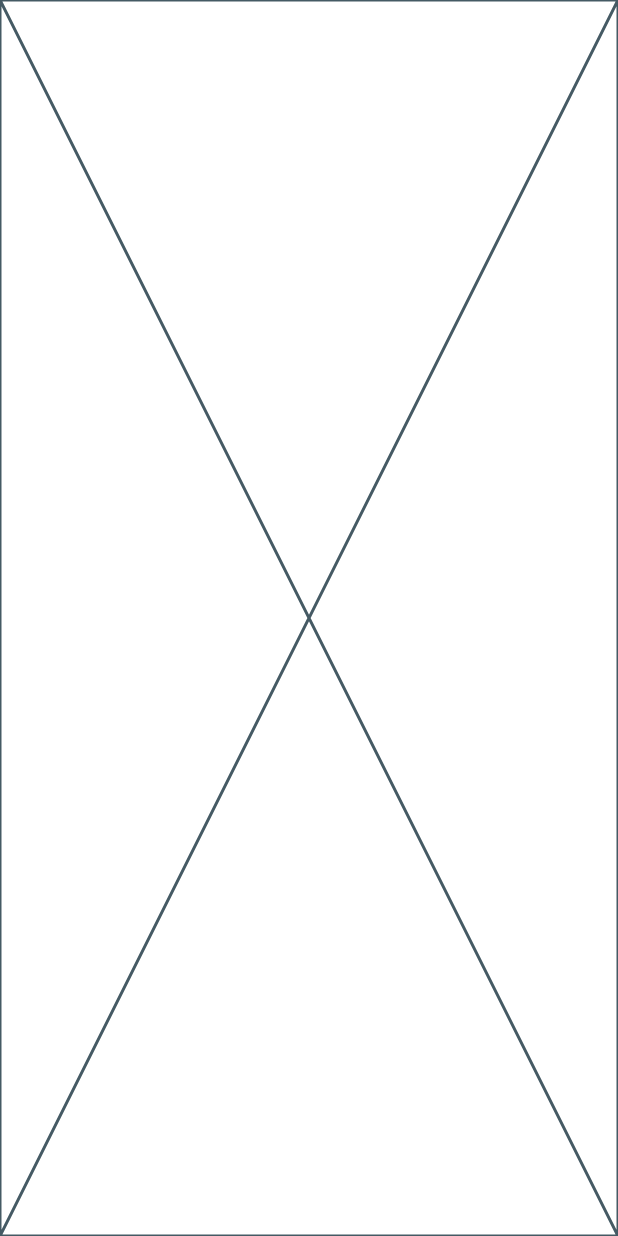
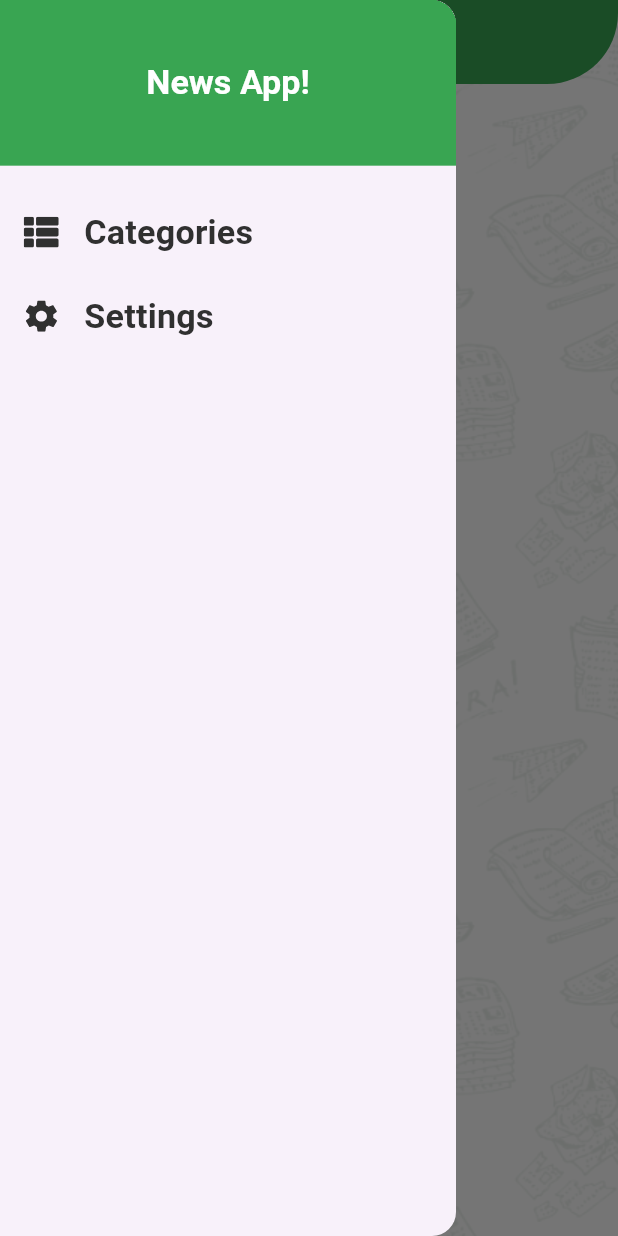
Before and after one commit to Ahmed-Moustafa-Abouharga/news-app, a Flutter app: the screen it shows after launch, with the side drawer open (before the commit the screen has no drawer), on a phone screen of 412 x 824 dp. Run offline on Flutter 3.47's test engine with Material 3 defaults, Android fonts, the phone set to English and light mode, and no system bars; our stand-ins replace flutter_screenutil, flutter_svg.

Commit message:
+create drawer

```diff
--- /dev/null
+++ b/lib/app_styles/app_colors.dart
@@ -0,0 +1,7 @@
+
+import 'package:flutter/material.dart';
+
+class AppColors{
+  static const Color lightPrimary = Color(0xff39A552);
+  static const Color iconColor = Color(0xff303030);
+}
--- a/lib/app_styles/app_theme.dart
+++ b/lib/app_styles/app_theme.dart
@@ -1,8 +1,40 @@
 import 'package:flutter/material.dart';
+import 'package:flutter_screenutil/flutter_screenutil.dart';
+import 'package:news_app/app_styles/app_colors.dart';
+import 'package:news_app/main.dart';
 
 class AppTheme{
   static ThemeData lightTheme = ThemeData(
-    colorScheme: ColorScheme.fromSeed(seedColor: Colors.deepPurple),
+    textTheme: TextTheme(
+      headlineMedium: TextStyle(
+        fontWeight: FontWeight.w700,
+        fontSize: 24.sp,
+        color: Colors.white,
+      ),
+      titleMedium: TextStyle(
+        fontWeight: FontWeight.w700,
+        fontSize: 24.sp,
+        color: AppColors.iconColor,
+      )
+    ),
+    appBarTheme: AppBarTheme(
+      iconTheme: IconThemeData(
+        color: Colors.white,
+        size:35.sp,
+      ),
+      color: AppColors.lightPrimary,
+      centerTitle: true,
+      titleTextStyle: TextStyle(
+        fontSize: 22.sp,
+        fontWeight: FontWeight.w400,
+        color: Colors.white,
+      ),
+      shape:RoundedRectangleBorder(
+        borderRadius: BorderRadius.only(bottomLeft:Radius.circular(50.r) ,bottomRight:Radius.circular(50.r))
+      ),
+    ),
+    colorScheme: ColorScheme.fromSeed(seedColor: Colors.deepPurple,primary: AppColors.lightPrimary),
+    scaffoldBackgroundColor: Colors.transparent,
     useMaterial3: true,
   );
 }
--- a/lib/main.dart
+++ b/lib/main.dart
@@ -1,8 +1,11 @@
 import 'package:flutter/material.dart';
+import 'package:flutter_screenutil/flutter_screenutil.dart';
 import 'package:news_app/app_styles/app_theme.dart';
 import 'package:news_app/ui/home/HomeScreen.dart';
 
-void main() {
+void main() async{
+  WidgetsFlutterBinding.ensureInitialized();
+  await ScreenUtil.ensureScreenSize();
   runApp(const MyApp());
 }
 
@@ -12,6 +15,11 @@ class MyApp extends StatelessWidget {
   // This widget is the root of your application.
   @override
   Widget build(BuildContext context) {
+    return ScreenUtilInit(
+      designSize: const Size(412,870),
+      minTextAdapt: true,
+      splitScreenMode: true,
+      builder: (_,child){
     return MaterialApp(
       debugShowCheckedModeBanner: false,
       theme: AppTheme.lightTheme,
@@ -21,5 +29,7 @@ class MyApp extends StatelessWidget {
       },
 
     );
+      });
+
   }
 }
--- /dev/null
+++ b/lib/ui/categories/categories_widget.dart
@@ -0,0 +1,10 @@
+import 'package:flutter/material.dart';
+
+class CategoriesWidget extends StatelessWidget {
+  const CategoriesWidget({super.key});
+
+  @override
+  Widget build(BuildContext context) {
+    return const Placeholder();
+  }
+}
--- a/lib/ui/home/HomeScreen.dart
+++ b/lib/ui/home/HomeScreen.dart
@@ -1,11 +1,25 @@
 import 'package:flutter/material.dart';
+import 'package:news_app/ui/home/widgets/custom_drawer.dart';
 
 class HomeScreen extends StatelessWidget {
-  static const String routeName = 'home' ;
+  static const String routeName = 'home';
   const HomeScreen({super.key});
 
   @override
   Widget build(BuildContext context) {
-    return const Placeholder();
+    return Container(
+      decoration: BoxDecoration(color: Colors.white,
+          image: DecorationImage(
+              image: AssetImage("assets/images/pattern.png"),
+              fit: BoxFit.fill),),
+      child: Scaffold(
+        appBar: AppBar(
+          title: Text("News App"),
+        ),
+        drawer:Drawer(
+          child: CustomDrawer(),
+        ) ,
+      ),
+    );
   }
 }
--- /dev/null
+++ b/lib/ui/home/widgets/custom_drawer.dart
@@ -0,0 +1,59 @@
+import 'package:flutter/material.dart';
+import 'package:flutter_screenutil/flutter_screenutil.dart';
+import 'package:flutter_svg/svg.dart';
+import 'package:news_app/app_styles/app_theme.dart';
+
+class CustomDrawer extends StatelessWidget {
+  const CustomDrawer({super.key});
+
+  @override
+  Widget build(BuildContext context) {
+    return  Column(
+      children: [
+        Container(
+          padding: REdgeInsets.symmetric(vertical: 43),
+          width: double.infinity,
+          alignment: Alignment.center,
+          decoration: BoxDecoration(
+            color: Theme.of(context).colorScheme.primary
+          ),
+          child: Text("News App!",style: Theme.of(context).textTheme.headlineMedium,),
+        ),
+        SizedBox(height: 29.h,),
+        InkWell(
+          onTap: ()
+          {
+            //show categories widget in home screen
+          },
+          child: Padding(
+            padding:  REdgeInsets.only(left: 16),
+            child: Row(
+              children: [
+                SvgPicture.asset("assets/images/list_icon.svg",height:22.h ,width:25.w ,),
+                SizedBox(width: 16.w,),
+                Text("Categories",style: Theme.of(context).textTheme.titleMedium,)
+              ],
+            ),
+          ),
+        ),
+        SizedBox(height: 23.h,),
+        InkWell(
+          onTap: ()
+          {
+            //show categories widget in home screen
+          },
+          child: Padding(
+            padding:  REdgeInsets.only(left: 16),
+            child: Row(
+              children: [
+                SvgPicture.asset("assets/images/setting_icon.svg",height:22.h ,width:25.w ,),
+                SizedBox(width: 16.w,),
+                Text("Settings",style: Theme.of(context).textTheme.titleMedium,)
+              ],
+            ),
+          ),
+        ),
+      ],
+    );
+  }
+}
--- a/pubspec.yaml
+++ b/pubspec.yaml
@@ -35,6 +35,8 @@ dependencies:
   # The following adds the Cupertino Icons font to your application.
   # Use with the CupertinoIcons class for iOS style icons.
   cupertino_icons: ^1.0.8
+  flutter_screenutil: ^5.9.3
+  flutter_svg: ^2.0.15
 
 dev_dependencies:
   flutter_test:
@@ -59,8 +61,8 @@ flutter:
   uses-material-design: true
 
   # To add assets to your application, add an assets section, like this:
-  # assets:
-  #   - images/a_dot_burr.jpeg
+  assets:
+   - assets/images/
   #   - images/a_dot_ham.jpeg
 
   # An image asset can refer to one or more resolution-specific "variants", see
```
Also changed, not shown: assets/images/list_icon.svg (added), assets/images/pattern.png (added), assets/images/setting_icon.svg (added), pubspec.lock.
